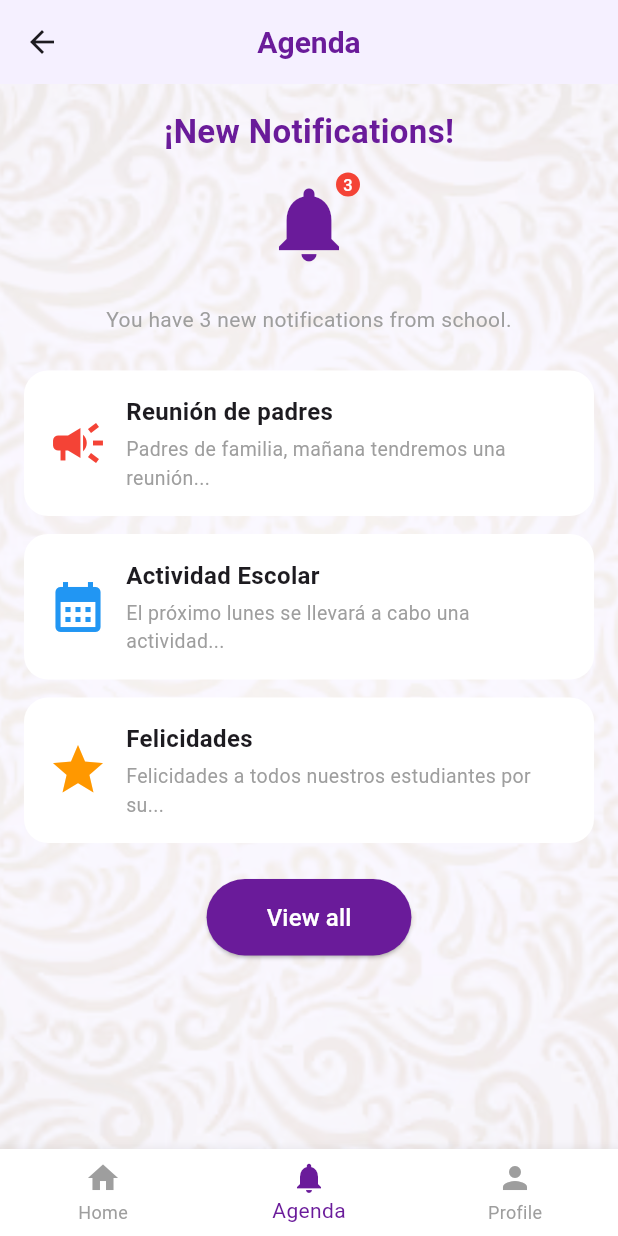
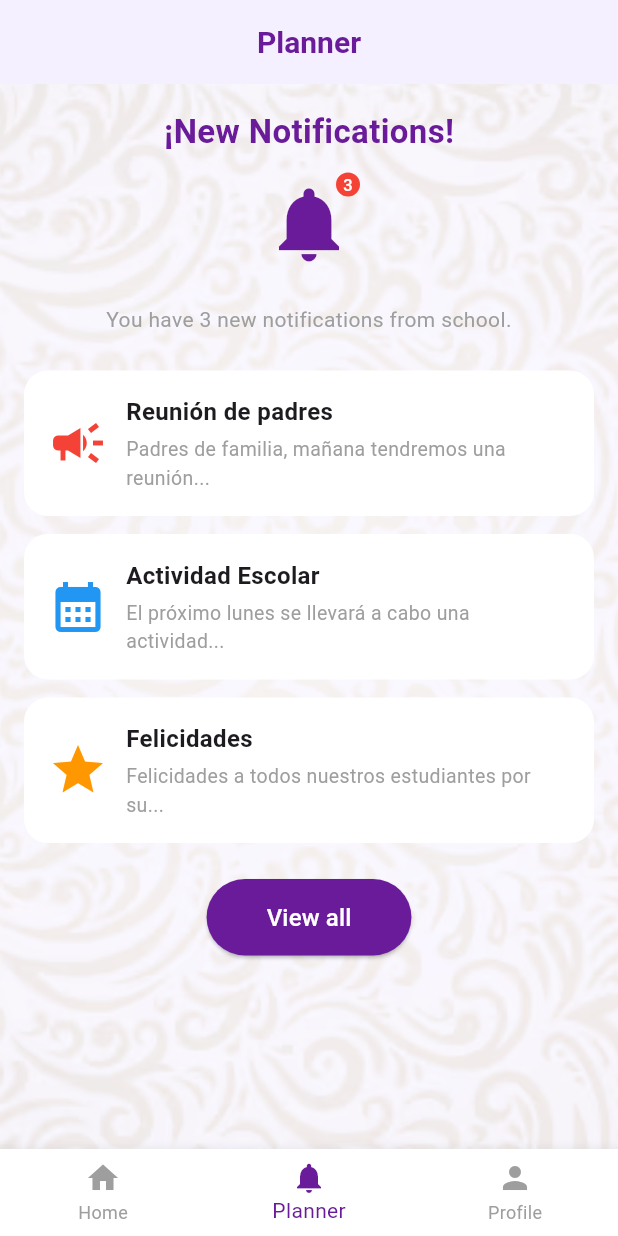
Before and after one commit to matbuendia/siga_unmucol, a Flutter app: the PlannerScreen screen opened directly, on a phone screen of 412 x 824 dp. Run offline on Flutter 3.47's test engine with Material 3 defaults, Android fonts, the phone set to English and light mode, and no system bars.

Commit message:
Actualizacion del repositorio

```diff
--- a/lib/main.dart
+++ b/lib/main.dart
@@ -16,7 +16,7 @@ class MyApp extends StatelessWidget{
       debugShowCheckedModeBanner: false,
       title: 'Mi proyecto',
 
-      home: const LoginScreen(),
+      home: const PlannerScreen(),
     );
   }
 }
--- a/lib/screens/planner_screen.dart
+++ b/lib/screens/planner_screen.dart
@@ -11,7 +11,7 @@ class PlannerScreen extends StatelessWidget {
         backgroundColor: const Color(0xFFF5F0FF),
         elevation: 0,
         title: const Text(
-          'Agenda',
+          'Planner',
           style: TextStyle(
             color: Color(0xFF6A1B9A),
             fontWeight: FontWeight.bold,
@@ -204,7 +204,7 @@ children: [
           ),
           BottomNavigationBarItem(
             icon: Icon(Icons.notifications),
-            label: 'Agenda',
+            label: 'Planner',
           ),
           BottomNavigationBarItem(
             icon: Icon(Icons.person),
```
